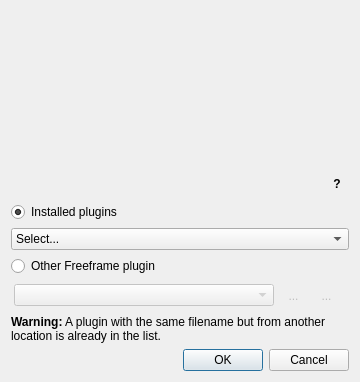
Old version of the form src/FFGLEffectSelectionDialog.ui in the repository markus-wa/glmixer-mirror.
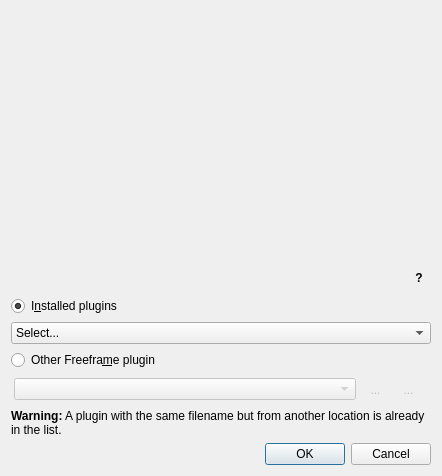
New version of the form. Icons and pictures are not drawn. Custom widgets are drawn as their Qt base class.

Commit message: Bugfix: unload freeframe plugin when done testing in effect selection dialog.

Diff of the .ui file:
```diff
--- a/src/FFGLEffectSelectionDialog.ui
+++ b/src/FFGLEffectSelectionDialog.ui
@@ -6,8 +6,8 @@
    <rect>
     <x>0</x>
     <y>0</y>
-    <width>360</width>
-    <height>382</height>
+    <width>442</width>
+    <height>476</height>
    </rect>
   </property>
   <property name="windowTitle">
@@ -85,7 +85,7 @@
    <item>
     <widget class="QRadioButton" name="freeframeEmbededPlugin">
      <property name="text">
-      <string>Installed plugins</string>
+      <string>I&amp;nstalled plugins</string>
      </property>
      <property name="checked">
       <bool>true</bool>
@@ -104,7 +104,7 @@
    <item>
     <widget class="QRadioButton" name="freeframeFilePlugin">
      <property name="text">
-      <string>Other Freeframe plugin</string>
+      <string>Other Freefra&amp;me plugin</string>
      </property>
     </widget>
    </item>
```
The commit also changes 1 other file.
